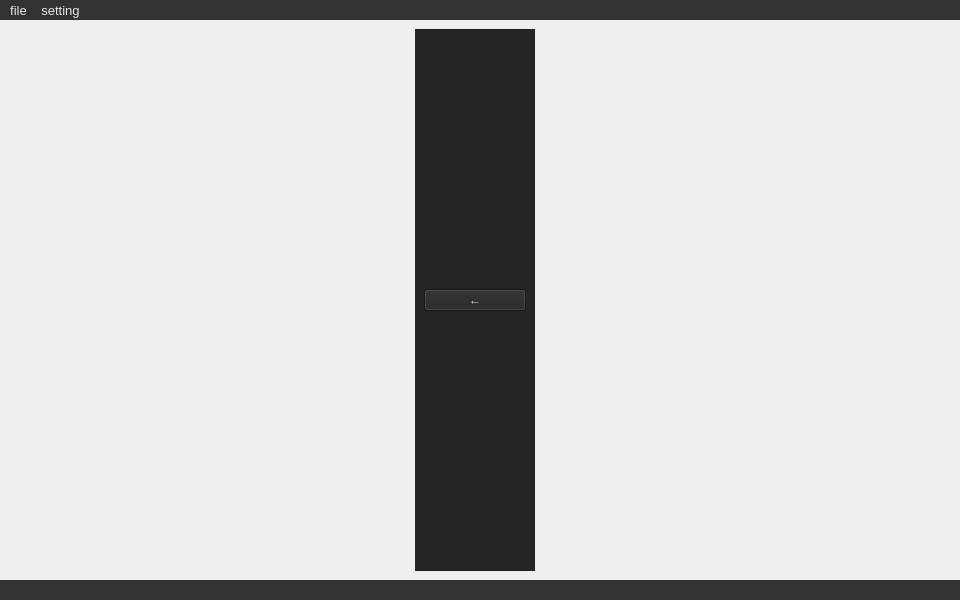
Old version of the form src/ui/MainWindow.ui in the repository chen6556/DSV.
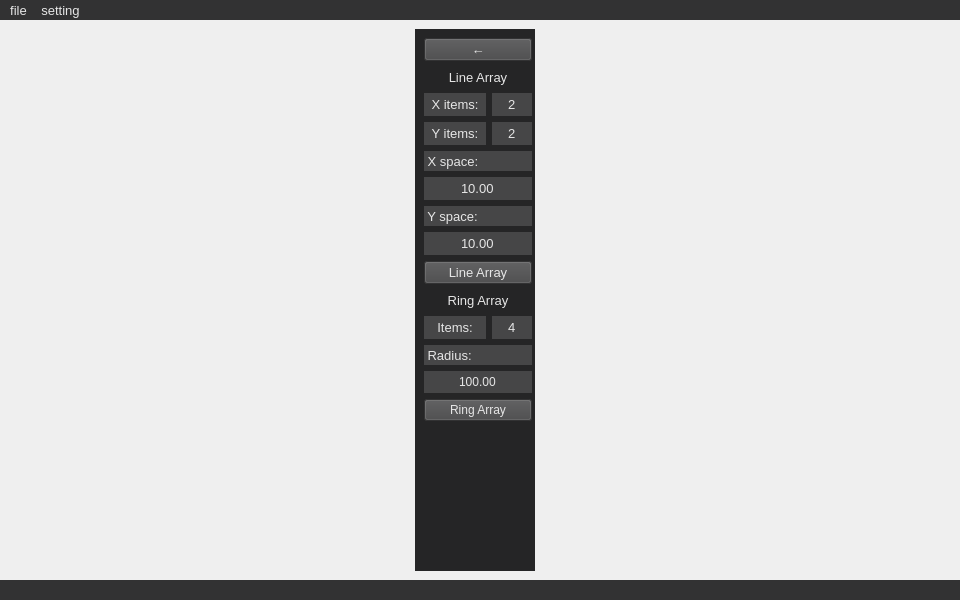
New version of the form. The open tabs and pages were chosen to show the change.

Commit message: 添加阵列按钮。

```diff
--- a/src/ui/MainWindow.ui
+++ b/src/ui/MainWindow.ui
@@ -674,12 +674,549 @@
        </layout>
       </widget>
       <widget class="QWidget" name="ArrayPage">
+       <property name="styleSheet">
+        <string notr="true">color:rgb(230, 230, 230)</string>
+       </property>
        <layout class="QVBoxLayout" name="verticalLayout_3">
+        <property name="spacing">
+         <number>0</number>
+        </property>
+        <property name="leftMargin">
+         <number>0</number>
+        </property>
+        <property name="topMargin">
+         <number>0</number>
+        </property>
+        <property name="rightMargin">
+         <number>0</number>
+        </property>
+        <property name="bottomMargin">
+         <number>0</number>
+        </property>
         <item>
-         <widget class="QPushButton" name="back_btn_0">
-          <property name="text">
-           <string>←</string>
+         <widget class="QScrollArea" name="scrollArea_2">
+          <property name="maximumSize">
+           <size>
+            <width>120</width>
+            <height>16777215</height>
+           </size>
           </property>
+          <property name="layoutDirection">
+           <enum>Qt::RightToLeft</enum>
+          </property>
+          <property name="styleSheet">
+           <string notr="true">QScrollBar:vertical
+{
+	width:6px; background:transparent;
+	margin:0px,1px,0px,1px;
+	padding-top:0px;
+	padding-bottom:0px;
+	border-radius:3px;
+}
+QScrollBar::handle:vertical
+{
+	width:6px;
+	background:rgb(50, 50, 51);
+	border-radius:3px;
+}
+QScrollBar::add-page:vertical,QScrollBar::sub-page:vertical
+{
+	background:transparent; border-radius:2px;
+}
+QScrollBar::add-line:vertical,QScrollBar::sub-line:vertical
+{
+	height:0px; width:0px;
+}</string>
+          </property>
+          <property name="frameShape">
+           <enum>QFrame::NoFrame</enum>
+          </property>
+          <property name="lineWidth">
+           <number>0</number>
+          </property>
+          <property name="horizontalScrollBarPolicy">
+           <enum>Qt::ScrollBarAlwaysOff</enum>
+          </property>
+          <property name="widgetResizable">
+           <bool>true</bool>
+          </property>
+          <property name="alignment">
+           <set>Qt::AlignCenter</set>
+          </property>
+          <widget class="QWidget" name="scrollAreaWidgetContents">
+           <property name="geometry">
+            <rect>
+             <x>0</x>
+             <y>0</y>
+             <width>120</width>
+             <height>539</height>
+            </rect>
+           </property>
+           <layout class="QVBoxLayout" name="verticalLayout_4">
+            <property name="rightMargin">
+             <number>3</number>
+            </property>
+            <item>
+             <widget class="QPushButton" name="back_btn_0">
+              <property name="font">
+               <font>
+                <pointsize>10</pointsize>
+               </font>
+              </property>
+              <property name="styleSheet">
+               <string notr="true">QPushButton
+{
+	color:rgb(230, 230, 230);
+	background-color:rgb(70, 70, 71);
+}
+QPushButton:hover
+{
+	background-color:rgb(0, 85, 127);
+}
+QPushButton:pressed
+{
+	background-color:rgb(0, 85, 127);
+}</string>
+              </property>
+              <property name="text">
+               <string>←</string>
+              </property>
+             </widget>
+            </item>
+            <item>
+             <widget class="QLabel" name="label_7">
+              <property name="minimumSize">
+               <size>
+                <width>0</width>
+                <height>20</height>
+               </size>
+              </property>
+              <property name="font">
+               <font>
+                <pointsize>10</pointsize>
+               </font>
+              </property>
+              <property name="text">
+               <string>Line Array</string>
+              </property>
+              <property name="alignment">
+               <set>Qt::AlignCenter</set>
+              </property>
+             </widget>
+            </item>
+            <item>
+             <layout class="QHBoxLayout" name="horizontalLayout_5">
+              <item>
+               <widget class="QSpinBox" name="spinBox">
+                <property name="maximumSize">
+                 <size>
+                  <width>40</width>
+                  <height>16777215</height>
+                 </size>
+                </property>
+                <property name="font">
+                 <font>
+                  <pointsize>10</pointsize>
+                 </font>
+                </property>
+                <property name="styleSheet">
+                 <string notr="true">background-color: rgb(70, 70, 71);</string>
+                </property>
+                <property name="frame">
+                 <bool>false</bool>
+                </property>
+                <property name="alignment">
+                 <set>Qt::AlignCenter</set>
+                </property>
+                <property name="buttonSymbols">
+                 <enum>QAbstractSpinBox::NoButtons</enum>
+                </property>
+                <property name="minimum">
+                 <number>-100</number>
+                </property>
+                <property name="maximum">
+                 <number>100</number>
+                </property>
+                <property name="value">
+                 <number>2</number>
+                </property>
+               </widget>
+              </item>
+              <item>
+               <widget class="QLabel" name="label">
+                <property name="minimumSize">
+                 <size>
+                  <width>0</width>
+                  <height>20</height>
+                 </size>
+                </property>
+                <property name="font">
+                 <font>
+                  <pointsize>10</pointsize>
+                 </font>
+                </property>
+                <property name="styleSheet">
+                 <string notr="true">background-color: rgb(70, 70, 71);</string>
+                </property>
+                <property name="text">
+                 <string>X items:</string>
+                </property>
+                <property name="alignment">
+                 <set>Qt::AlignCenter</set>
+                </property>
+               </widget>
+              </item>
+             </layout>
+            </item>
+            <item>
+             <layout class="QHBoxLayout" name="horizontalLayout_6">
+              <item>
+               <widget class="QSpinBox" name="spinBox_1">
+                <property name="maximumSize">
+                 <size>
+                  <width>40</width>
+                  <height>16777215</height>
+                 </size>
+                </property>
+                <property name="font">
+                 <font>
+                  <pointsize>10</pointsize>
+                 </font>
+                </property>
+                <property name="styleSheet">
+                 <string notr="true">background-color: rgb(70, 70, 71);</string>
+                </property>
+                <property name="frame">
+                 <bool>false</bool>
+                </property>
+                <property name="alignment">
+                 <set>Qt::AlignCenter</set>
+                </property>
+                <property name="buttonSymbols">
+                 <enum>QAbstractSpinBox::NoButtons</enum>
+                </property>
+                <property name="minimum">
+                 <number>-100</number>
+                </property>
+                <property name="maximum">
+                 <number>100</number>
+                </property>
+                <property name="value">
+                 <number>2</number>
+                </property>
+               </widget>
+              </item>
+              <item>
+               <widget class="QLabel" name="label_2">
+                <property name="minimumSize">
+                 <size>
+                  <width>0</width>
+                  <height>20</height>
+                 </size>
+                </property>
+                <property name="font">
+                 <font>
+                  <pointsize>10</pointsize>
+                 </font>
+                </property>
+                <property name="styleSheet">
+                 <string notr="true">background-color: rgb(70, 70, 71);</string>
+                </property>
+                <property name="text">
+                 <string>Y items:</string>
+                </property>
+                <property name="alignment">
+                 <set>Qt::AlignCenter</set>
+                </property>
+               </widget>
+              </item>
+             </layout>
+            </item>
+            <item>
+             <widget class="QLabel" name="label_3">
+              <property name="minimumSize">
+               <size>
+                <width>0</width>
+                <height>20</height>
+               </size>
+              </property>
+              <property name="font">
+               <font>
+                <pointsize>10</pointsize>
+               </font>
+              </property>
+              <property name="styleSheet">
+               <string notr="true">background-color: rgb(70, 70, 71);</string>
+              </property>
+              <property name="text">
+               <string> X space:</string>
+              </property>
+             </widget>
+            </item>
+            <item>
+             <widget class="QDoubleSpinBox" name="array_x_space">
+              <property name="font">
+               <font>
+                <pointsize>10</pointsize>
+               </font>
+              </property>
+              <property name="styleSheet">
+               <string notr="true">background-color: rgb(70, 70, 71);</string>
+              </property>
+              <property name="frame">
+               <bool>false</bool>
+              </property>
+              <property name="alignment">
+               <set>Qt::AlignCenter</set>
+              </property>
+              <property name="buttonSymbols">
+               <enum>QAbstractSpinBox::NoButtons</enum>
+              </property>
+              <property name="maximum">
+               <double>10000.000000000000000</double>
+              </property>
+              <property name="value">
+               <double>10.000000000000000</double>
+              </property>
+             </widget>
+            </item>
+            <item>
+             <widget class="QLabel" name="label_4">
+              <property name="minimumSize">
+               <size>
+                <width>0</width>
+                <height>20</height>
+               </size>
+              </property>
+              <property name="font">
+               <font>
+                <pointsize>10</pointsize>
+               </font>
+              </property>
+              <property name="styleSheet">
+               <string notr="true">background-color: rgb(70, 70, 71);</string>
+              </property>
+              <property name="text">
+               <string> Y space:</string>
+              </property>
+             </widget>
+            </item>
+            <item>
+             <widget class="QDoubleSpinBox" name="array_y_space">
+              <property name="font">
+               <font>
+                <pointsize>10</pointsize>
+               </font>
+              </property>
+              <property name="styleSheet">
+               <string notr="true">background-color: rgb(70, 70, 71);</string>
+              </property>
+              <property name="frame">
+               <bool>false</bool>
+              </property>
+              <property name="alignment">
+               <set>Qt::AlignCenter</set>
+              </property>
+              <property name="buttonSymbols">
+               <enum>QAbstractSpinBox::NoButtons</enum>
+              </property>
+              <property name="maximum">
+               <double>10000.000000000000000</double>
+              </property>
+              <property name="value">
+               <double>10.000000000000000</double>
+              </property>
+             </widget>
+            </item>
+            <item>
+             <widget class="QPushButton" name="line_array_btn">
+              <property name="font">
+               <font>
+                <pointsize>10</pointsize>
+               </font>
+              </property>
+              <property name="styleSheet">
+               <string notr="true">QPushButton
+{
+	color:rgb(230, 230, 230);
+	background-color:rgb(70, 70, 71);
+}
+QPushButton:hover
+{
+	background-color:rgb(0, 85, 127);
+}
+QPushButton:pressed
+{
+	background-color:rgb(0, 85, 127);
+}</string>
+              </property>
+              <property name="text">
+               <string>Line Array</string>
+              </property>
+             </widget>
+            </item>
+            <item>
+             <widget class="QLabel" name="label_8">
+              <property name="minimumSize">
+               <size>
+                <width>0</width>
+                <height>20</height>
+               </size>
+              </property>
+              <property name="font">
+               <font>
+                <pointsize>10</pointsize>
+               </font>
+              </property>
+              <property name="text">
+               <string>Ring Array</string>
+              </property>
+              <property name="alignment">
+               <set>Qt::AlignCenter</set>
+              </property>
+             </widget>
+            </item>
+            <item>
+             <layout class="QHBoxLayout" name="horizontalLayout_7">
+              <item>
+               <widget class="QSpinBox" name="spinBox_2">
+                <property name="maximumSize">
+                 <size>
+                  <width>40</width>
+                  <height>16777215</height>
+                 </size>
+                </property>
+                <property name="font">
+                 <font>
+                  <pointsize>10</pointsize>
+                 </font>
+                </property>
+                <property name="styleSheet">
+                 <string notr="true">background-color: rgb(70, 70, 71);</string>
+                </property>
+                <property name="frame">
+                 <bool>false</bool>
+                </property>
+                <property name="alignment">
+                 <set>Qt::AlignCenter</set>
+                </property>
+                <property name="buttonSymbols">
+                 <enum>QAbstractSpinBox::NoButtons</enum>
+                </property>
+                <property name="maximum">
+                 <number>720</number>
+                </property>
+                <property name="value">
+                 <number>4</number>
+                </property>
+               </widget>
+              </item>
+              <item>
+               <widget class="QLabel" name="label_6">
+                <property name="minimumSize">
+                 <size>
+                  <width>0</width>
+                  <height>20</height>
+                 </size>
+                </property>
+                <property name="font">
+                 <font>
+                  <pointsize>10</pointsize>
+                 </font>
+                </property>
+                <property name="styleSheet">
+                 <string notr="true">background-color: rgb(70, 70, 71);</string>
+                </property>
+                <property name="text">
+                 <string>Items:</string>
+                </property>
+                <property name="alignment">
+                 <set>Qt::AlignCenter</set>
+                </property>
+               </widget>
+              </item>
+             </layout>
+            </item>
+            <item>
+             <widget class="QLabel" name="label_5">
+              <property name="minimumSize">
+               <size>
+                <width>0</width>
+                <height>20</height>
+               </size>
+              </property>
+              <property name="font">
+               <font>
+                <pointsize>10</pointsize>
+               </font>
+              </property>
+              <property name="styleSheet">
+               <string notr="true">background-color: rgb(70, 70, 71);</string>
+              </property>
+              <property name="text">
+               <string> Radius:</string>
+              </property>
+             </widget>
+            </item>
+            <item>
+             <widget class="QDoubleSpinBox" name="array_radius">
+              <property name="styleSheet">
+               <string notr="true">background-color: rgb(70, 70, 71);</string>
+              </property>
+              <property name="frame">
+               <bool>false</bool>
+              </property>
+              <property name="alignment">
+               <set>Qt::AlignCenter</set>
+              </property>
+              <property name="buttonSymbols">
+               <enum>QAbstractSpinBox::NoButtons</enum>
+              </property>
+              <property name="maximum">
+               <double>10000.000000000000000</double>
+              </property>
+              <property name="value">
+               <double>100.000000000000000</double>
+              </property>
+             </widget>
+            </item>
+            <item>
+             <widget class="QPushButton" name="ring_array_btn">
+              <property name="styleSheet">
+               <string notr="true">QPushButton
+{
+	color:rgb(230, 230, 230);
+	background-color:rgb(70, 70, 71);
+}
+QPushButton:hover
+{
+	background-color:rgb(0, 85, 127);
+}
+QPushButton:pressed
+{
+	background-color:rgb(0, 85, 127);
+}</string>
+              </property>
+              <property name="text">
+               <string>Ring Array</string>
+              </property>
+             </widget>
+            </item>
+            <item>
+             <spacer name="verticalSpacer_2">
+              <property name="orientation">
+               <enum>Qt::Vertical</enum>
+              </property>
+              <property name="sizeHint" stdset="0">
+               <size>
+                <width>20</width>
+                <height>40</height>
+               </size>
+              </property>
+             </spacer>
+            </item>
+           </layout>
+          </widget>
          </widget>
         </item>
        </layout>
```
Left out of the diff: 78 changed lines with no effect on the pictures. The commit also changes 2 other files.
